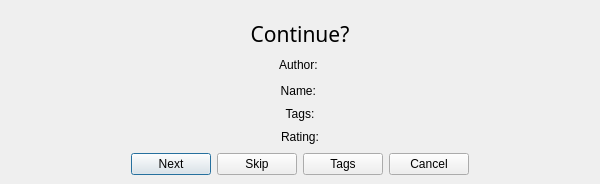
The window that MediaManager/src/QtClasses/UI/Form Files/finishDialog.ui (PaunescuAndrei/MediaManager) describes before a commit, drawn with Qt 5.
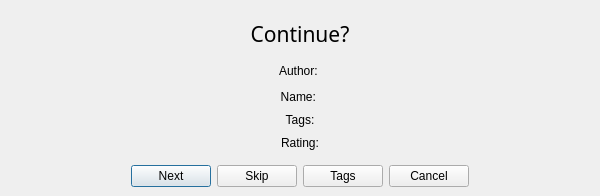
The same window after the commit. Custom widgets are drawn as their Qt base class.

Patch:
```diff
--- a/MediaManager/src/QtClasses/UI/Form Files/finishDialog.ui
+++ b/MediaManager/src/QtClasses/UI/Form Files/finishDialog.ui
@@ -7,7 +7,7 @@
     <x>0</x>
     <y>0</y>
     <width>600</width>
-    <height>174</height>
+    <height>196</height>
    </rect>
   </property>
   <property name="windowTitle">
```
Left out of the diff: 6 changed lines with no effect on the pictures.
